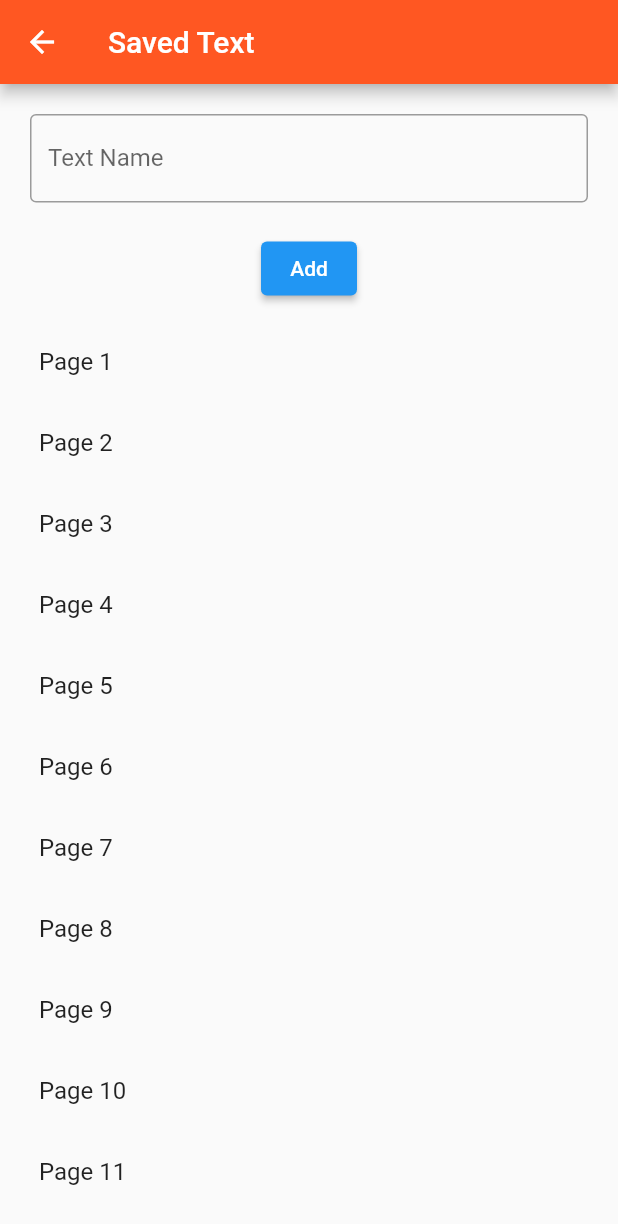
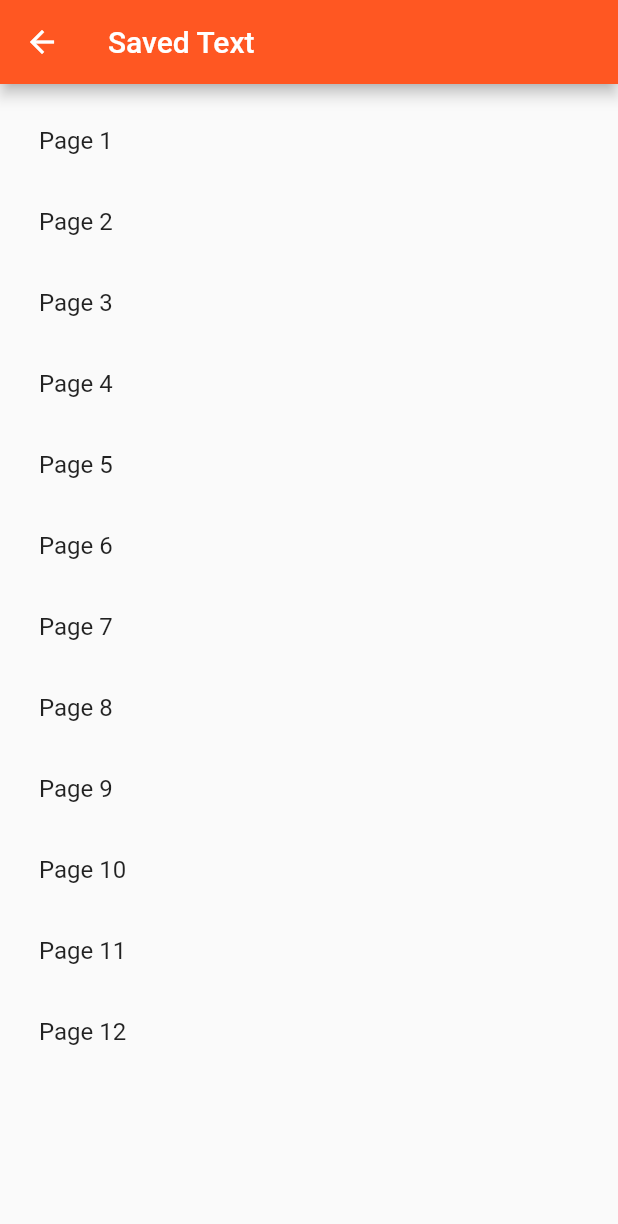
Before and after one commit to GuapoMopo/SpeedReaderApp, a Flutter app: the screen it shows after launch, after a tap on "Saved Text", on a phone screen of 412 x 824 dp. Shown: the top 1224 px of the screen. Run offline on Flutter 3.47's test engine with Material 2 defaults, Android fonts, the phone set to English and light mode, and no system bars.

```diff
--- a/flutter_application_1/lib/main.dart
+++ b/flutter_application_1/lib/main.dart
@@ -191,7 +191,6 @@ class _SavedText extends State {
   ];
   Future selected;
   TextEditingController nameController = TextEditingController();
-  var _selection;
 
   void addItemToList() {
     setState(() {
@@ -205,7 +204,7 @@ class _SavedText extends State {
     });
   }
 
-  Future<void> _showMenu() async {
+  Future<void> _showMenu(int pos) async {
     int selected = await showMenu(
       position: RelativeRect.fromLTRB(100, 100.0, 100.0, 100.0),
       context: context,
@@ -233,7 +232,7 @@ class _SavedText extends State {
     if (selected == 0) {
       print('handle edit');
     } else {
-      print('handle delete');
+      deleteItemFromList(savedTexts[pos]);
     }
   }
 
@@ -244,20 +243,20 @@ class _SavedText extends State {
       ),
       body: Column(
         children: <Widget>[
-          Padding(
-            padding: EdgeInsets.all(20),
-            child: TextField(
-              controller: nameController,
-              decoration: InputDecoration(
-                  border: OutlineInputBorder(), labelText: 'Text Name'),
-            ),
-          ),
-          ElevatedButton(
-            child: Text('Add'),
-            onPressed: () {
-              addItemToList();
-            },
-          ),
+          // Padding(
+          //   padding: EdgeInsets.all(20),
+          //  child: TextField(
+          //     controller: nameController,
+          //     decoration: InputDecoration(
+          //         border: OutlineInputBorder(), labelText: 'Text Name'),
+          //   ),
+          // ),
+          //  ElevatedButton(
+          //    child: Text('Add'),
+          //    onPressed: () {
+          //     addItemToList();
+          //   },
+          //   ),
           Expanded(
             child: ListView.builder(
               padding: const EdgeInsets.all(8),
@@ -276,7 +275,7 @@ class _SavedText extends State {
                           //they should go to read screen with the proper text located at savedText[index]
                         }),
                       ),
-                      onLongPress: () => {_showMenu()},
+                      onLongPress: () => {_showMenu(index)},
                     ),
                   ),
                 );
```
